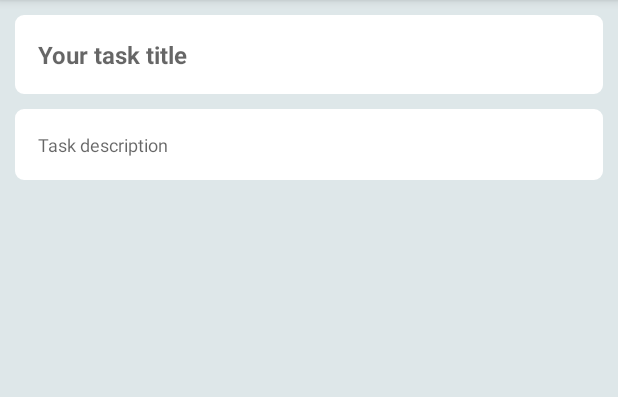
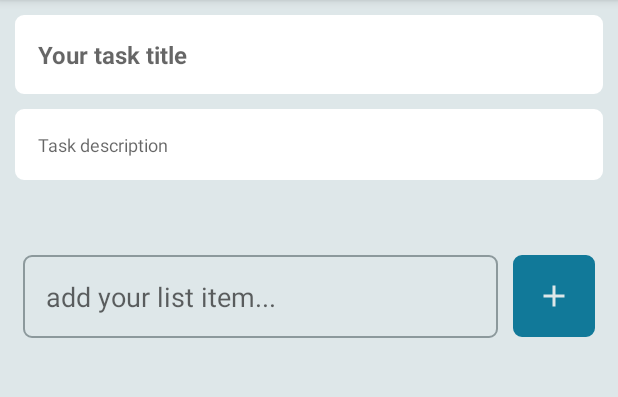
Before and after one commit to Sumonpaul141/todo_online, an Android app: the DetailsTaskActivity screen opened directly, with no data from a screen before it, on a phone screen of 412 x 824 dp, the part 84-481 px from its top. Run offline under Robolectric (Android 15) with nearby library versions, the phone set to English and light mode, and no system bars.

Commit message:
todo ui done and task model updated

```diff
--- a/app/src/main/java/com/belivit/todoonline/Adapters/TaskAdapter.java
+++ b/app/src/main/java/com/belivit/todoonline/Adapters/TaskAdapter.java
@@ -45,6 +45,7 @@ public class TaskAdapter extends RecyclerView.Adapter<TaskAdapter.ViewHolder> {
                 Intent intent = new Intent(context, DetailsTaskActivity.class);
                 intent.putExtra("title", task.getTitle());
                 intent.putExtra("description", task.getDescreiption());
+                intent.putExtra("taskId", task.getTaskId());
                 context.startActivity(intent);
             }
         });
--- a/app/src/main/java/com/belivit/todoonline/Models/Task.java
+++ b/app/src/main/java/com/belivit/todoonline/Models/Task.java
@@ -5,9 +5,19 @@ public class Task {
 
     private String title;
 
+    private String taskId;
+
     public String getDescreiption ()
     {
         return descreiption;
+    }
+
+    public String getTaskId() {
+        return taskId;
+    }
+
+    public void setTaskId(String taskId) {
+        this.taskId = taskId;
     }
 
     public void setDescreiption (String descreiption)
--- a/app/src/main/java/com/belivit/todoonline/Views/DetailsTaskActivity.java
+++ b/app/src/main/java/com/belivit/todoonline/Views/DetailsTaskActivity.java
@@ -3,13 +3,20 @@ package com.belivit.todoonline.Views;
 import androidx.appcompat.app.AppCompatActivity;
 
 import android.os.Bundle;
+import android.util.Log;
+import android.view.View;
+import android.widget.EditText;
+import android.widget.ImageButton;
 import android.widget.TextView;
 
 import com.belivit.todoonline.R;
+import com.belivit.todoonline.Utils.ToastUtils;
 
 public class DetailsTaskActivity extends AppCompatActivity {
     TextView detailsTaskDescriptionTv, detailsTaskTitleTV;
-    String title= "", description ="";
+    String title= "", description ="", taskId = "";
+    EditText todoEt;
+    ImageButton addTodoIb;
 
     @Override
     protected void onCreate(Bundle savedInstanceState) {
@@ -19,15 +26,28 @@ public class DetailsTaskActivity extends AppCompatActivity {
         if (getIntent().getStringExtra("title")  != null && getIntent().getStringExtra("description") != null){
             title = getIntent().getStringExtra("title");
             description = getIntent().getStringExtra("description");
+            taskId = getIntent().getStringExtra("taskId");
         }
         detailsTaskDescriptionTv.setText(description);
         detailsTaskTitleTV.setText(title);
+        addTodoIb.setOnClickListener(new View.OnClickListener() {
+            @Override
+            public void onClick(View v) {
+                String todo = todoEt.getText().toString().trim();
+                addTodoToDb(todo);
+            }
+        });
 
+    }
+
+    private void addTodoToDb(String todo) {
 
     }
 
     private void init() {
         detailsTaskDescriptionTv = findViewById(R.id.detailsTaskDescriptionTv);
         detailsTaskTitleTV = findViewById(R.id.detailsTaskTitleTV);
+        todoEt = findViewById(R.id.todoEt);
+        addTodoIb = findViewById(R.id.addTodoIb);
     }
 }
--- a/app/src/main/res/layout/activity_details_task.xml
+++ b/app/src/main/res/layout/activity_details_task.xml
@@ -5,6 +5,7 @@
     android:layout_width="match_parent"
     android:layout_height="match_parent"
     tools:context=".Views.DetailsTaskActivity"
+    android:orientation="vertical"
     android:background="@color/colorLite">
 
     <LinearLayout
@@ -42,5 +43,38 @@
             android:layout_marginBottom="10dp"
             />
     </LinearLayout>
+    <androidx.recyclerview.widget.RecyclerView
+        android:layout_margin="20dp"
+        android:layout_width="match_parent"
+        android:layout_height="wrap_content"/>
+    <LinearLayout
+        android:layout_width="match_parent"
+        android:layout_height="wrap_content"
+        android:orientation="horizontal"
+        android:gravity="center"
+        android:layout_marginRight="15dp"
+        android:layout_marginLeft="15dp">
+
+        <EditText
+            android:id="@+id/todoEt"
+            android:layout_width="0dp"
+            android:layout_weight="1"
+            android:layout_height="wrap_content"
+            android:background="@drawable/background_outer"
+            android:padding="15dp"
+            android:textColor="@color/colorGrey"
+            android:hint="add your list item..."
+            android:layout_marginRight="10dp"/>
+
+        <ImageButton
+            android:id="@+id/addTodoIb"
+            android:layout_width="wrap_content"
+            android:layout_height="wrap_content"
+            android:src="@drawable/ic_add_black_24dp"
+            android:backgroundTint="@color/colorPrimary"
+            android:background="@drawable/background_outer"
+            android:tint="@color/colorLite"
+            android:padding="15dp"/>
+    </LinearLayout>
 
 </LinearLayout>
```
